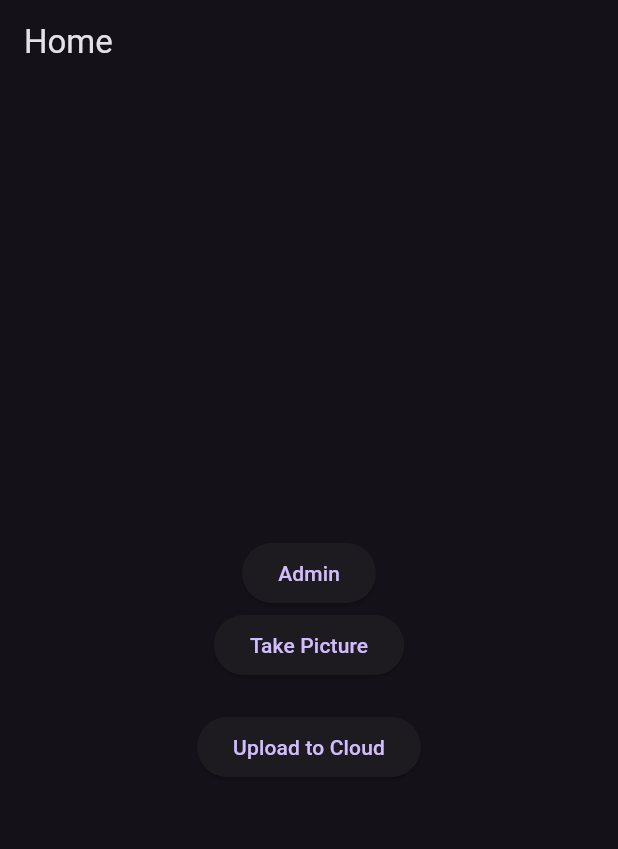
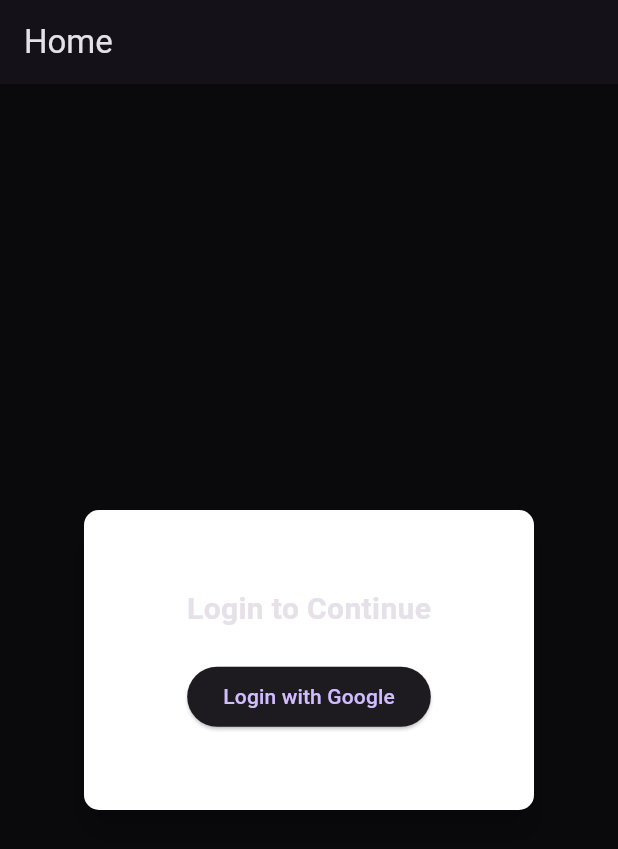
Before and after one commit to rj-ff/pic_load, a Flutter app: the screen it shows after launch, on a phone screen of 412 x 824 dp. Shown: the top 849 px of the screen. Run offline on Flutter 3.47's test engine with Material 3 defaults, Android fonts, the phone set to English and light mode, and no system bars; our stand-ins replace cached_network_image, camera, cloud_firestore, firebase_core, firebase_storage, google_sign_in; missing offline and left inert: googleapis; accounts and stored records are empty.

Commit message:
2.4 working

```diff
--- a/lib/main.dart
+++ b/lib/main.dart
@@ -4,6 +4,7 @@ import 'package:camera/camera.dart';
 import 'package:flutter/material.dart';
 import 'package:firebase_core/firebase_core.dart';
 import 'package:pic_load/firebase_service.dart';
+import 'package:google_sign_in/google_sign_in.dart';
 //import 'geolocation_service.dart';  // Replace with your project name
 //import 'package:geolocator/geolocator.dart';
 import 'package:cloud_firestore/cloud_firestore.dart'; // Import Firestore for GeoPoint and Timestamp
@@ -45,11 +46,19 @@ class HomeScreen extends StatefulWidget {
 
   final CameraDescription camera;
 
+
   @override
   _HomeScreenState createState() => _HomeScreenState();
 }
 
 class _HomeScreenState extends State<HomeScreen> {
+ bool isLoggedIn = false; // Track login state
+  String? userName;
+  final GoogleSignIn _googleSignIn = GoogleSignIn(
+    scopes: ['email'],
+  );
+
+  GoogleSignInAccount? _currentUser;
   String? _imagePath;
   final FirebaseService _firebaseService = FirebaseService();
   final ImageUploader imageUploader = ImageUploader();
@@ -62,6 +71,35 @@ class _HomeScreenState extends State<HomeScreen> {
   GeoPoint location = GeoPoint(37.7749, -122.4194); // Example location (San Francisco)
   Timestamp time = Timestamp.now();
 
+ @override
+  @override
+  void initState() {
+    super.initState();
+    _googleSignIn.onCurrentUserChanged.listen((GoogleSignInAccount? account) {
+      setState(() {
+        _currentUser = account;
+
+        isLoggedIn = _currentUser != null; // Set login status
+        userName = _currentUser?.displayName;
+      });
+    });
+    _googleSignIn.signInSilently(); // Try to sign in silently
+  }
+
+ Future<void> _handleSignIn() async {
+    try {
+      await _googleSignIn.signIn();
+    } catch (error) {
+      print(error);
+    }
+  }
+
+  Future<void> _handleSignOut() async {
+    await _googleSignIn.signOut();
+    setState(() {
+      isLoggedIn = false;
+    });
+  }
   void _setImagePath(String path) {
     setState(() {
       _imagePath = path;
@@ -81,7 +119,9 @@ class _HomeScreenState extends State<HomeScreen> {
         SnackBar(content: Text('No image to upload.')),
       );
     }
+
   }
+
   //  Future<void> _fetchLocation() async {
   //   Position? position = await _geolocationService.getGeolocation();
   //   if (position != null) {
@@ -98,8 +138,27 @@ class _HomeScreenState extends State<HomeScreen> {
   @override
   Widget build(BuildContext context) {
     return Scaffold(
-      appBar: AppBar(title: const Text('Home')),
-      body: Center(
+      appBar: AppBar(
+        title: const Text('Home'),
+        actions: [
+          if (isLoggedIn) // Show Sign Out button only if the user is logged in
+            Padding(
+              padding: const EdgeInsets.only(right: 16),
+              child: Row(
+                children: [
+                  Text(userName ?? 'User', style: TextStyle(color: Colors.white)),
+                  IconButton(
+                    icon: const Icon(Icons.logout),
+                    onPressed: _handleSignOut, // Call the sign-out function
+                  ),
+                ],
+              ),
+            ),
+        ],
+      ),
+      body: Stack(
+        children: [
+          Center(
             child: Column(
               mainAxisAlignment: MainAxisAlignment.center,
               children: <Widget>[
@@ -132,12 +191,14 @@ class _HomeScreenState extends State<HomeScreen> {
                   onPressed: () async {
                     final imagePath = await Navigator.of(context).push(
                       MaterialPageRoute(
-                    builder: (context) => TakePictureScreen(camera: widget.camera, setImagePath: _setImagePath),
+                        builder: (context) => TakePictureScreen(
+                          camera: widget.camera,
+                          setImagePath: _setImagePath,
+                        ),
                       ),
                     );
                     if (imagePath != null) {
                       _setImagePath(imagePath);
-                  //imageUploader.uploadImage(imagePath);
                     }
                   },
                   child: const Text('Take Picture'),
@@ -145,19 +206,63 @@ class _HomeScreenState extends State<HomeScreen> {
                 const SizedBox(height: 20),
                 ElevatedButton(
                   onPressed: () async {
-              bool success=  await _firebaseService.addData(_imagePath,slab,uid, uname,cname, location, time);
-                ScaffoldMessenger.of(context).showSnackBar(SnackBar(content: Text('Data Uploaded')));
-
+                    bool success = await _firebaseService.addData(
+                      _imagePath, slab, uid, uname, cname, location, time);
+                    ScaffoldMessenger.of(context).showSnackBar(
+                      SnackBar(content: Text('Data Uploaded')));
                   },
                   child: const Text('Upload to Cloud'),
                 ),
               ],
             ),
           ),
+          if (!isLoggedIn) LoginOverlay(onLogin: _handleSignIn),
+        ],
+      ),
     );
   }
 }
+class LoginOverlay extends StatelessWidget {
+  final VoidCallback onLogin;
 
+const LoginOverlay({required this.onLogin});
+
+  @override
+  Widget build(BuildContext context) {
+    return Container(
+      color: Colors.black.withOpacity(0.5), // Semi-transparent background
+      child: Center(
+        child: Material(
+          elevation: 8.0,
+          borderRadius: BorderRadius.circular(10.0),
+          child: Container(
+            width: 300,
+            height: 200,
+            padding: EdgeInsets.all(16.0),
+            decoration: BoxDecoration(
+              color: Colors.white,
+              borderRadius: BorderRadius.circular(10.0),
+            ),
+            child: Column(
+              mainAxisAlignment: MainAxisAlignment.center,
+              children: [
+                Text(
+                  'Login to Continue',
+                  style: TextStyle(fontSize: 20, fontWeight: FontWeight.bold),
+                ),
+                SizedBox(height: 20),
+                ElevatedButton(
+                  onPressed: onLogin,
+                  child: Text('Login with Google'),
+                ),
+              ],
+            ),
+          ),
+        ),
+      ),
+    );
+  }
+}
 class TakePictureScreen extends StatefulWidget {
   const TakePictureScreen({
     super.key,
```
Lines whose indentation alone changed are shown as unchanged.
